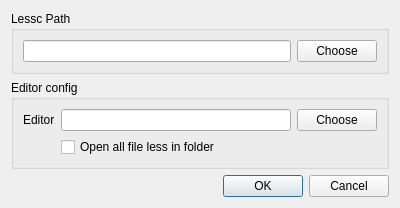
Old version of the form settings.ui in the repository Mte90/Plessc.
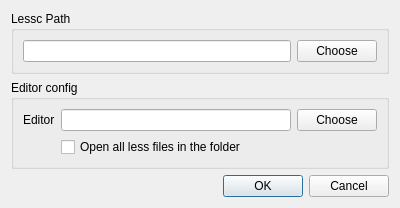
New version of the form.

The edit to the form file:
```diff
--- a/settings.ui
+++ b/settings.ui
@@ -71,7 +71,7 @@
         <item row="1" column="1">
          <widget class="QCheckBox" name="lessFolder">
           <property name="text">
-           <string>Open all file less in folder</string>
+           <string>Open all less files in the folder</string>
           </property>
          </widget>
         </item>
```
